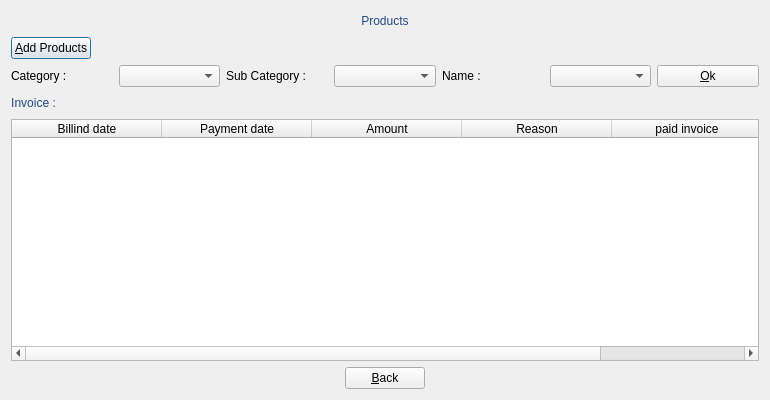
Before: the Qt Designer form manageBill/dialogproducts.ui in JMainard/manageBill, drawn with Qt 5.
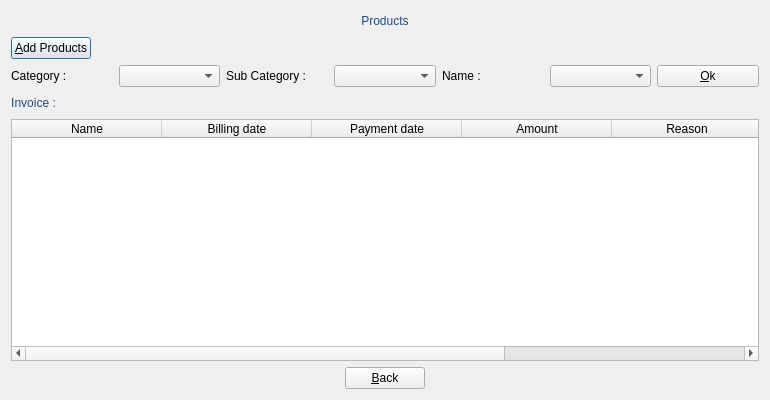
After: the same form once the commit is applied. Icons and pictures are not drawn.

What changed in the file:
```diff
--- a/manageBill/dialogproducts.ui
+++ b/manageBill/dialogproducts.ui
@@ -227,7 +227,12 @@
      </attribute>
      <column>
       <property name="text">
-       <string>Billind date</string>
+       <string>Name</string>
+      </property>
+     </column>
+     <column>
+      <property name="text">
+       <string>Billing date</string>
       </property>
      </column>
      <column>
@@ -247,7 +252,7 @@
      </column>
      <column>
       <property name="text">
-       <string>paid invoice</string>
+       <string>Paid invoice</string>
       </property>
      </column>
     </widget>
```
